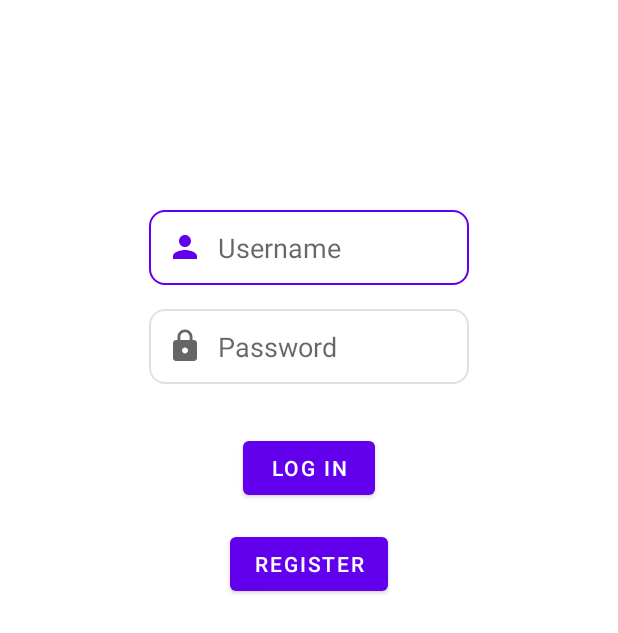
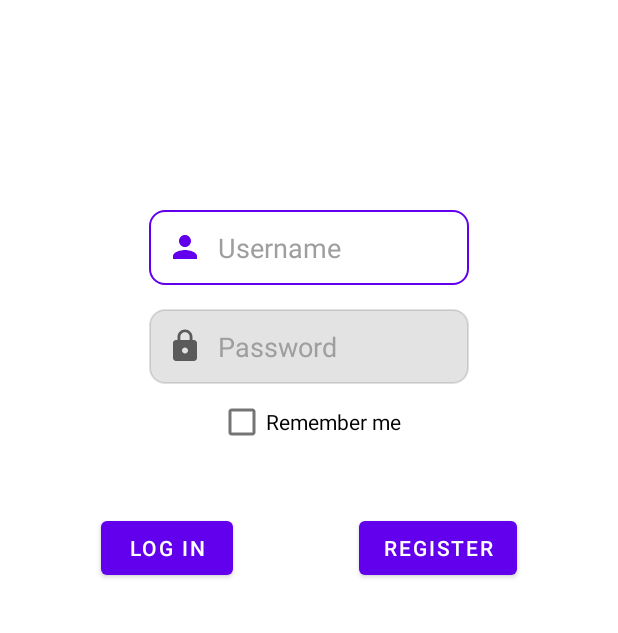
Before and after one commit to adnan-mujagic/catjam2.0, an Android app: the screen it shows after launch (LoginActivity), on a phone screen of 412 x 824 dp. Shown: the top 633 px of the screen. Run offline under Robolectric (Android 15) with nearby library versions, the phone set to English and light mode, and no system bars; our stand-ins replace Firebase (no records; nobody signed in at launch, a user with empty details on screens opened directly).

Commit message:
added remember me feature

```diff
--- a/app/src/main/java/com/example/catjam2/activities/RegisterActivity.java
+++ b/app/src/main/java/com/example/catjam2/activities/RegisterActivity.java
@@ -23,6 +23,7 @@ public class RegisterActivity extends AppCompatActivity {
     EditText repeatPassword;
     FirebaseDatabase db = FirebaseDatabase.getInstance();
     DatabaseReference ref = db.getReference("users");
+    public static final String USERNAME = "username";
     @Override
     protected void onCreate(Bundle savedInstanceState) {
         super.onCreate(savedInstanceState);
@@ -43,6 +44,7 @@ public class RegisterActivity extends AppCompatActivity {
             User user = new User(inputUsername,inputPassword,inputEmail);
             ref.child(inputUsername).setValue(user);
             Intent intent = new Intent(this, MainActivity.class);
+            intent.putExtra(USERNAME, inputUsername);
             startActivity(intent);
             Toast.makeText(this, "You have successfully registered!", Toast.LENGTH_SHORT).show();
         }
--- a/app/src/main/res/drawable/custom_input.xml
+++ b/app/src/main/res/drawable/custom_input.xml
@@ -10,7 +10,7 @@
 
     <item android:state_enabled="true">
         <shape android:shape="rectangle">
-            <solid android:color="@color/white"/>
+            <solid android:color="@color/light_gray"/>
             <corners android:radius="10dp"/>
             <stroke android:color="@color/common_google_signin_btn_text_light_disabled" android:width="1dp"/>
         </shape>
--- a/app/src/main/res/layout/activity_login.xml
+++ b/app/src/main/res/layout/activity_login.xml
@@ -15,38 +15,45 @@
         android:drawableStart="@drawable/custom_person_icon"
         android:drawableLeft="@drawable/ic_baseline_person_24"
         android:drawablePadding="10dp"
-        android:paddingStart="12dp"
-        android:paddingEnd="12dp"
         android:ems="10"
+        android:fontFamily="sans-serif"
         android:hint="Username"
         android:inputType="textPersonName"
+        android:paddingStart="12dp"
+        android:paddingLeft="12dp"
+        android:paddingEnd="12dp"
+        android:textColor="@color/purple_500"
+        android:textColorHint="#9E9E9E"
         app:layout_constraintEnd_toEndOf="parent"
         app:layout_constraintStart_toStartOf="parent"
-        app:layout_constraintTop_toTopOf="parent"
-        android:paddingLeft="12dp" />
+        app:layout_constraintTop_toTopOf="parent" />
 
     <Button
         android:id="@+id/login"
         android:layout_width="wrap_content"
         android:layout_height="wrap_content"
-        android:layout_marginTop="32dp"
+        android:layout_marginTop="36dp"
+        android:drawablePadding="16dp"
         android:onClick="login"
-        android:drawablePadding="16dp"
         android:text="Log In"
-        app:layout_constraintEnd_toEndOf="parent"
+        app:layout_constraintEnd_toStartOf="@+id/register"
+        app:layout_constraintHorizontal_bias="0.5"
         app:layout_constraintStart_toStartOf="parent"
-        app:layout_constraintTop_toBottomOf="@+id/password"/>
+        app:layout_constraintTop_toBottomOf="@+id/remember_me_checkbox" />
 
     <Button
         android:id="@+id/register"
         android:layout_width="wrap_content"
         android:layout_height="wrap_content"
-        android:layout_marginTop="16dp"
+        android:layout_marginStart="16dp"
+        android:layout_marginLeft="16dp"
+        android:layout_marginTop="36dp"
         android:onClick="register"
         android:text="REGISTER"
         app:layout_constraintEnd_toEndOf="parent"
-        app:layout_constraintStart_toStartOf="parent"
-        app:layout_constraintTop_toBottomOf="@+id/login" />
+        app:layout_constraintHorizontal_bias="0.5"
+        app:layout_constraintStart_toEndOf="@+id/login"
+        app:layout_constraintTop_toBottomOf="@+id/remember_me_checkbox" />
 
     <EditText
         android:id="@+id/password"
@@ -58,11 +65,23 @@
         android:drawableLeft="@drawable/ic_baseline_lock_24"
         android:drawablePadding="10dp"
         android:ems="10"
+        android:hint="Password"
+        android:inputType="textPassword"
         android:paddingStart="12dp"
         android:paddingEnd="12dp"
-        android:hint="Password"
-        android:inputType="textPassword"
+        android:textColor="@color/purple_500"
+        android:textColorHint="#9E9E9E"
         app:layout_constraintEnd_toEndOf="parent"
         app:layout_constraintStart_toStartOf="parent"
         app:layout_constraintTop_toBottomOf="@+id/username" />
+
+    <CheckBox
+        android:id="@+id/remember_me_checkbox"
+        android:layout_width="wrap_content"
+        android:layout_height="wrap_content"
+        android:layout_marginTop="1dp"
+        android:text="Remember me"
+        app:layout_constraintEnd_toEndOf="parent"
+        app:layout_constraintStart_toStartOf="parent"
+        app:layout_constraintTop_toBottomOf="@+id/password" />
 </androidx.constraintlayout.widget.ConstraintLayout>
--- a/app/src/main/res/values/colors.xml
+++ b/app/src/main/res/values/colors.xml
@@ -7,4 +7,5 @@
     <color name="teal_700">#FF018786</color>
     <color name="black">#FF000000</color>
     <color name="white">#FFFFFFFF</color>
+    <color name="light_gray">#E3E3E3</color>
 </resources>
```
Also changed, not shown: app/src/main/java/com/example/catjam2/activities/LoginActivity.java (+45 -5 lines), app/src/main/java/com/example/catjam2/activities/MainActivity.java (+20 -2 lines).
